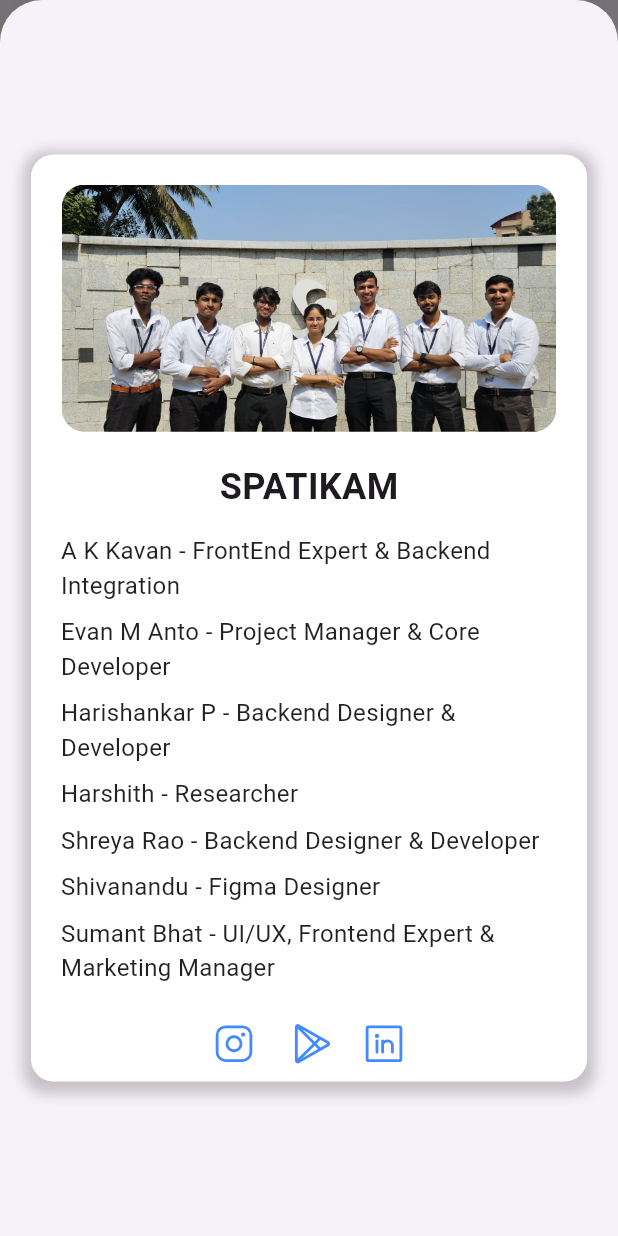
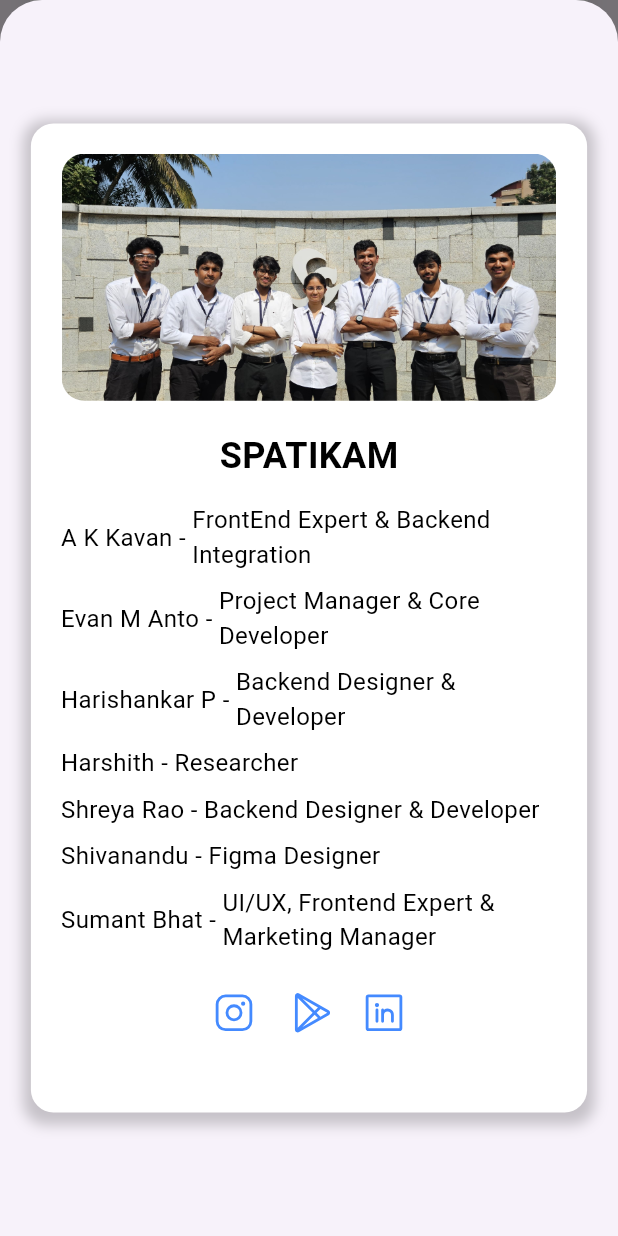
Before and after one commit to Spatikam/Srinivas-University-College-App, a Flutter app: the AboutUsPage screen opened directly, scrolled down 1152 dp, after a tap on "SPATIKAM", on a phone screen of 412 x 824 dp. Run offline on Flutter 3.47's test engine with Material 3 defaults, Android fonts, the phone set to English and light mode, and no system bars; our stand-ins replace animate_do, carousel_slider, curved_navigation_bar, flutter_animate, flutter_image_compress, flutter_local_notifications and 10 more; missing offline and left inert: flutter_inappwebview, mailto; accounts and stored records are empty.

Commit message:
About Us update

```diff
--- a/lib/screens/views/content_pages/about_us.dart
+++ b/lib/screens/views/content_pages/about_us.dart
@@ -219,7 +219,7 @@ class _AboutUsPageState extends State<AboutUsPage> {
                                 borderRadius: BorderRadius.circular(15),
                                 child: Image.asset(
                                   'assets/images/spatikam.jpeg', // Developer team image
-                                  fit: BoxFit.cover,
+                                  fit: BoxFit.fill,
                                   width: double.infinity,
                                   height: 200,
                                 ),
@@ -231,7 +231,7 @@ class _AboutUsPageState extends State<AboutUsPage> {
                               ),
                               SizedBox(height: 10),
                               Text(
-                                "Our talented team of developers has worked tirelessly to bring this project to life. Click to learn more about them!,is a dynamic and innovative community club at Srinivas University, dedicated to fostering a collaborative environment for software engineering enthusiasts. The club brings together students with a passion for coding, technology, and real-world problem-solving. At Webflow, students are provided with the opportunity to work on cutting-edge, real-time projects that simulate industry experiences.The club offers extensive support and guidance from experienced faculty members who mentor students through every phase of project development. These teachers bring their expertise to the table, ensuring that each project is designed and executed according to professional standards. They encourage students to explore various technologies, tools, and frameworks,  .",
+                                'Our talented team of developers has worked tirelessly to bring this project to life. Spatikam, is a dynamic and innovative team at Srinivas University, dedicated to fostering a collaborative environment for software engineering enthusiasts. The team brings together students with a passion for coding, technology, and real-world problem-solving. They encourage students to explore various technologies, tools, and frameworks. Click to see who\'s in the team.',
                                 style: TextStyle(
                                   fontSize: 16,
                                   color: Colors.grey,
@@ -283,17 +283,22 @@ class _AboutUsPageState extends State<AboutUsPage> {
 }
 
 void _showAboutDevelopers(BuildContext context, String imagePath) {
+  bool isDarkMode = Theme.of(context).brightness == Brightness.dark;
+  //final primaryColor = Color(0xFF658CC2);
+  final iconColor = isDarkMode ? Colors.white : Colors.black;
+  final themeColor = isDarkMode ? Colors.black : Colors.white;
+
   showModalBottomSheet(
     context: context,
     isScrollControlled: true,
     builder: (context) {
       return Center(
         child: Container(
-          height: MediaQuery.of(context).size.height * 0.75,
+          height: MediaQuery.of(context).size.height * 0.80,
           width: MediaQuery.of(context).size.width * 0.9,
           padding: EdgeInsets.all(20),
           decoration: BoxDecoration(
-            color: Colors.white,
+            color: themeColor,
             borderRadius: BorderRadius.circular(15),
             boxShadow: [
               BoxShadow(
@@ -325,6 +330,7 @@ void _showAboutDevelopers(BuildContext context, String imagePath) {
                 style: TextStyle(
                   fontSize: 24,
                   fontWeight: FontWeight.bold,
+                  color: iconColor,
                 ),
               ),
               SizedBox(height: 10),
@@ -333,13 +339,13 @@ void _showAboutDevelopers(BuildContext context, String imagePath) {
               Column(
                 crossAxisAlignment: CrossAxisAlignment.start,
                 children: [
-                  _buildTeamMember("A K Kavan", "FrontEnd Expert & Backend Integration"),
-                  _buildTeamMember("Evan M Anto", "Project Manager & Core Developer"),
-                  _buildTeamMember("Harishankar P", "Backend Designer & Developer"),
-                  _buildTeamMember("Harshith", "Researcher"),
-                  _buildTeamMember("Shreya Rao", "Backend Designer & Developer"),
-                  _buildTeamMember("Shivanandu", "Figma Designer"),
-                  _buildTeamMember("Sumant Bhat", "UI/UX, Frontend Expert & Marketing Manager"),
+                  _buildTeamMember("A K Kavan", "FrontEnd Expert & Backend Integration", isDarkMode),
+                  _buildTeamMember("Evan M Anto", "Project Manager & Core Developer", isDarkMode),
+                  _buildTeamMember("Harishankar P", "Backend Designer & Developer", isDarkMode),
+                  _buildTeamMember("Harshith", "Researcher", isDarkMode),
+                  _buildTeamMember("Shreya Rao", "Backend Designer & Developer", isDarkMode),
+                  _buildTeamMember("Shivanandu", "Figma Designer", isDarkMode),
+                  _buildTeamMember("Sumant Bhat", "UI/UX, Frontend Expert & Marketing Manager", isDarkMode),
                 ],
               ),
               SizedBox(height: 20),
@@ -348,11 +354,11 @@ void _showAboutDevelopers(BuildContext context, String imagePath) {
               Row(
                 mainAxisAlignment: MainAxisAlignment.center,
                 children: [
-                  _buildSocialIcon(PhosphorIcons.instagramLogo(), "https://instagram.com"),
+                  _buildSocialIcon(PhosphorIcons.instagramLogo(), "https://www.instagram.com/teamspatikam/"),
                   SizedBox(width: 20),
                   _buildSocialIcon(PhosphorIcons.googlePlayLogo(), "https://play.google.com"),
                   SizedBox(width: 20),
-                  _buildSocialIcon(PhosphorIcons.linkedinLogo(), "https://linkedin.com"),
+                  _buildSocialIcon(PhosphorIcons.linkedinLogo(), "https://www.linkedin.com/company/spatikam/"),
                 ],
               ),
             ],
@@ -364,14 +370,26 @@ void _showAboutDevelopers(BuildContext context, String imagePath) {
 }
 
 // Helper function for team members
-Widget _buildTeamMember(String name, String role) {
+Widget _buildTeamMember(String name, String role, bool isDarkMode) {
+  //final primaryColor = Color(0xFF658CC2);
+  final iconColor = isDarkMode ? Colors.white : Colors.black;
+  //final themeColor = isDarkMode ? Colors.black : Colors.white;
   return Padding(
-    padding: const EdgeInsets.symmetric(vertical: 4),
-    child: Text(
-      "$name - $role",
-      style: TextStyle(fontSize: 16, color: Colors.black87),
-    ),
-  );
+      padding: const EdgeInsets.symmetric(vertical: 4),
+      child: SizedBox(
+          child: Row(children: [
+        Text(
+          "$name - ",
+          style: TextStyle(fontSize: 16, color: iconColor),
+        ),
+        Expanded(
+          child: Text(
+            role,
+            style: TextStyle(fontSize: 16, color: iconColor),
+            softWrap: true,
+          ),
+        )
+      ])));
 }
 
 // Helper function for social media icons
```
